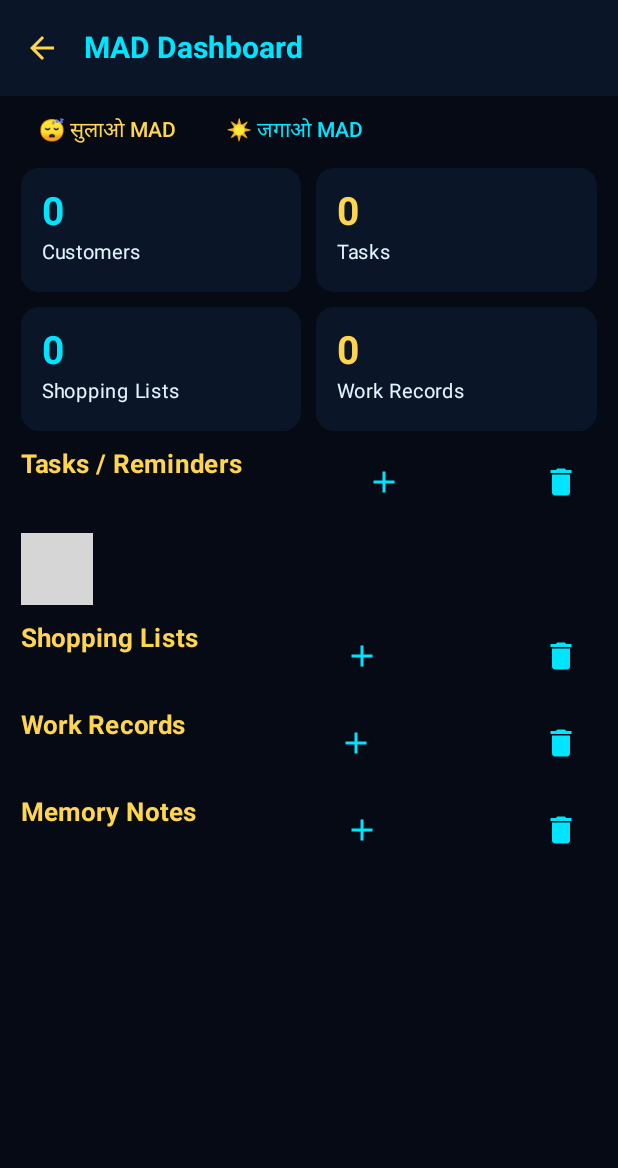
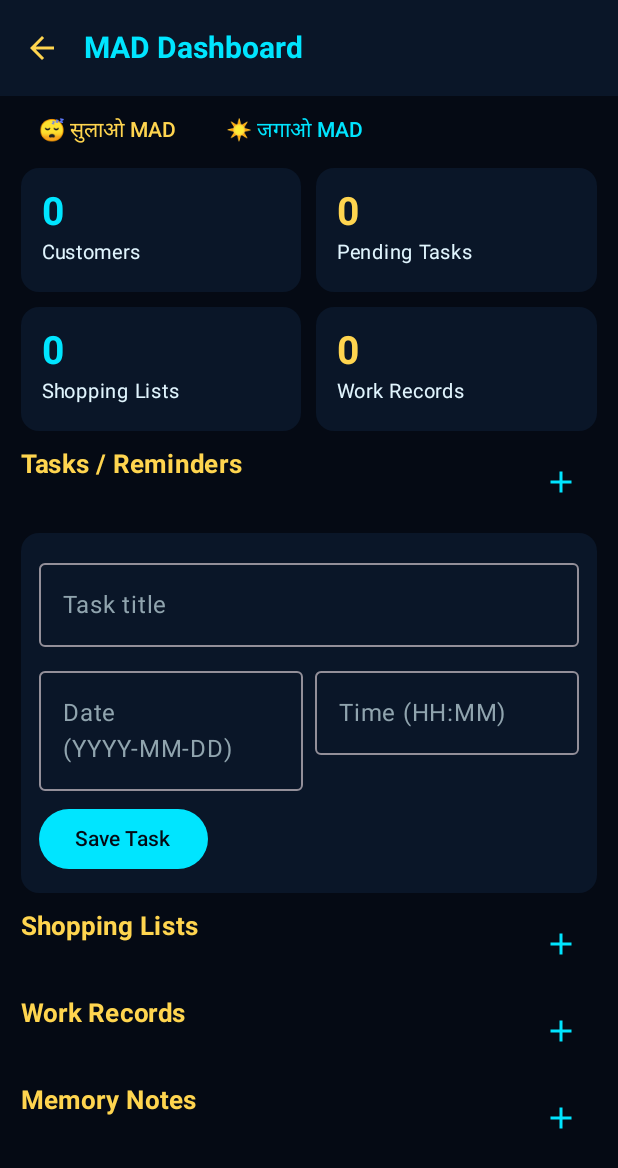
Before and after one commit to sheokandsushil02-lgtm/mad-mind, an Android app built with Jetpack Compose: the composable DashboardScreen shown on its own in the app's theme, after a tap on "Add", on a phone screen of 412 x 824 dp. Shown: the top 1168 px of the screen. Run offline under Robolectric (Android 15) with nearby library versions, the phone set to English and light mode, and no system bars; grey boxes are pictures that could not be loaded.

Commit message:
Fix Dashboard: complete all composables, fix package typo, working add/delete for tasks/lists/notes

```diff
--- a/MAD Assistant/app/src/main/java/com/sushil/madassistant/ui/screens/DashboardScreen.kt
+++ b/MAD Assistant/app/src/main/java/com/sushil/madassistant/ui/screens/DashboardScreen.kt
@@ -1,6 +1,5 @@
 package com.sushil.madassistant.ui.screens
 
-import androidx.compose.foundation.clickable
 import androidx.compose.foundation.layout.Arrangement
 import androidx.compose.foundation.layout.Column
 import androidx.compose.foundation.layout.Row
@@ -10,13 +9,10 @@ import androidx.compose.foundation.layout.fillMaxWidth
 import androidx.compose.foundation.layout.height
 import androidx.compose.foundation.layout.padding
 import androidx.compose.foundation.lazy.LazyColumn
-import androidx.compose.foundation.rememberScrollState
-import androidx.compose.foundation.verticalScroll
 import androidx.compose.material.icons.Icons
 import androidx.compose.material.icons.automirrored.filled.ArrowBack
 import androidx.compose.material.icons.filled.Add
-import androidx.compose.material.icons.filled.Delete
-import androidx.compose.material.icons.filled.Settings
+import androidx.compose.material3.Button
 import androidx.compose.material3.Card
 import androidx.compose.material3.CardDefaults
 import androidx.compose.material3.Checkbox
@@ -42,12 +38,7 @@ import androidx.compose.ui.platform.LocalContext
 import androidx.compose.ui.text.font.FontWeight
 import androidx.compose.ui.unit.dp
 import androidx.compose.ui.unit.sp
-import com.sushil.madassistant.data.db.CustomerEntity
-import com.suchil.madassistant.data.db.MadDatabase
-import com.sushil.madassistant.data.db.MemoryNoteEntity
-import com.sushil.madassistant.data.db.ShoppingListEntity
 import com.sushil.madassistant.data.db.TaskEntity
-import com.sushil.madassistant.data.db.WorkRecordEntity
 import com.sushil.madassistant.service.MadVoiceService
 import com.sushil.madassistant.ui.theme.MadCyan
 import com.sushil.madassistant.ui.theme.MadGold
@@ -68,10 +59,9 @@ fun DashboardScreen(vm: MadViewModel, onBack: () -> Unit) {
     val workRecords by vm.allWorkRecords.collectAsState(initial = emptyList())
     val memoryNotes by vm.allMemoryNotes.collectAsState(initial = emptyList())
 
-    var addCustomerVisible by remember { mutableStateOf(false) }
-    var addTaskVisible by remember { mutableStateOf(false) }
-    var addNoteVisible by remember { mutableStateOf(false) }
-    var addListVisible by remember { mutableStateOf(false) }
+    var showAddTask by remember { mutableStateOf(false) }
+    var showAddNote by remember { mutableStateOf(false) }
+    var showAddList by remember { mutableStateOf(false) }
 
     Scaffold(
         topBar = {
@@ -91,7 +81,6 @@ fun DashboardScreen(vm: MadViewModel, onBack: () -> Unit) {
                 .fillMaxSize()
                 .padding(padding)
         ) {
-            // Status bar: Sleep / Wake
             Row(
                 modifier = Modifier
                     .fillMaxWidth()
@@ -113,14 +102,13 @@ fun DashboardScreen(vm: MadViewModel, onBack: () -> Unit) {
                     .padding(horizontal = 14.dp),
                 verticalArrangement = Arrangement.spacedBy(10.dp)
             ) {
-                // Stats cards
                 item {
                     Row(
                         modifier = Modifier.fillMaxWidth(),
                         horizontalArrangement = Arrangement.spacedBy(10.dp)
                     ) {
                         StatCard("Customers", customers.size.toString(), Modifier.weight(1f), MadCyan)
-                        StatCard("Tasks", tasks.count { !it.isDone }.toString(), Modifier.weight(1f), MadGold)
+                        StatCard("Pending Tasks", tasks.count { !it.isDone }.toString(), Modifier.weight(1f), MadGold)
                     }
                 }
                 item {
@@ -133,37 +121,44 @@ fun DashboardScreen(vm: MadViewModel, onBack: () -> Unit) {
                     }
                 }
 
-                // Tasks section
+                // ---- Tasks ----
                 item {
-                    SectionHeader("Tasks / Reminders", Modifier.fillMaxWidth()) {
-                        addTaskVisible = !addTaskVisible
-                    }
+                    SectionHeader("Tasks / Reminders") { showAddTask = !showAddTask }
                 }
-                if (addTaskVisible) item {
-                    AddTaskForm(vm) { addTaskVisible = }
+                if (showAddTask) item {
+                    AddTaskForm(onAdd = { title, date, time ->
+                        scope.launch { vm.addTask(title, date, time) }
+                        showAddTask = false
+                    })
                 }
                 items(tasks.size) { idx ->
-                    val t = tasks[idx]
-                    TaskRow(vm, t)
+                    TaskRow(
+                        task = tasks[idx],
+                        onToggle = { scope.launch { vm.toggleTask(tasks[idx]) } },
+                        onDelete = { scope.launch { vm.deleteTask(tasks[idx]) } }
+                    )
                 }
 
-                // Shopping lists section
+                // ---- Shopping Lists ----
                 item {
-                    SectionHeader("Shopping Lists", Modifier.fillMaxWidth()) {
-                        addListVisible = !addListVisible
-                    }
+                    SectionHeader("Shopping Lists") { showAddList = !showAddList }
                 }
-                if (addListVisible) item {
-                    AddShoppingListForm(vm) { addListVisible = false }
+                if (showAddList) item {
+                    AddShoppingListForm(onAdd = { shop, item ->
+                        scope.launch { vm.addShoppingItem(shop, item) }
+                        showAddList = false
+                    })
                 }
                 items(shoppingLists.size) { idx ->
-                    ShoppingListRow(vm, shoppingLists[idx])
+                    val list = shoppingLists[idx]
+                    ShoppingListRow(
+                        listName = list.shopName,
+                        onDelete = { scope.launch { vm.deleteShoppingList(list) } }
+                    )
                 }
 
-                // Work records section
-                item {
-                    SectionHeader("Work Records", Modifier.fillMaxWidth()) { }
-                }
+                // ---- Work Records ----
+                item { SectionHeader("Work Records") { } }
                 items(workRecords.size) { idx ->
                     val r = workRecords[idx]
                     Card(
@@ -177,14 +172,15 @@ fun DashboardScreen(vm: MadViewModel, onBack: () -> Unit) {
                     }
                 }
 
-                // Memory notes section
+                // ---- Memory Notes ----
                 item {
-                    SectionHeader("Memory Notes", Modifier.fillMaxWidth()) {
-                        addNoteVisible = !addNoteVisible
-                    }
+                    SectionHeader("Memory Notes") { showAddNote = !showAddNote }
                 }
-                if (addNoteVisible) item {
-                    AddNoteForm(vm) { addNoteVisible = false }
+                if (showAddNote) item {
+                    AddNoteForm(onAdd = { content, permanent ->
+                        scope.launch { vm.addMemoryNote(content, permanent) }
+                        showAddNote = false
+                    })
                 }
                 items(memoryNotes.size) { idx ->
                     val n = memoryNotes[idx]
@@ -195,15 +191,18 @@ fun DashboardScreen(vm: MadViewModel, onBack: () -> Unit) {
                         Row(Modifier.padding(12.dp)) {
                             Text(n.content, color = MadTextPrimary, fontSize = 14.sp, modifier = Modifier.weight(1f))
                             Text(
-                                if (n.isPermanent) "P" else "T",
+                                if (n.isPermanent) "Permanent" else "Temp",
                                 color = if (n.isPermanent) MadGold else MadCyan,
                                 fontSize = 12.sp
                             )
+                            TextButton(onClick = { scope.launch { vm.deleteMemoryNote(n) } }) {
+                                Text("Delete", color = MadCyan, fontSize = 12.sp)
+                            }
                         }
                     }
                 }
 
-                item { Spacer(Modifier.height(20.dp)) }
+                item { Spacer(Modifier.height(24.dp)) }
             }
         }
     }
@@ -223,17 +222,125 @@ fun StatCard(label: String, value: String, modifier: Modifier = Modifier, color:
 }
 
 @Composable
-fun SectionHeader(title: String, modifier: Modifier = Modifier, onAdd: () -> Unit) {
+fun SectionHeader(title: String, onAdd: () -> Unit) {
     Row(
-        modifier = modifier,
+        modifier = Modifier.fillMaxWidth(),
         horizontalArrangement = Arrangement.SpaceBetween
     ) {
         Text(title, color = MadGold, fontSize = 17.sp, fontWeight = FontWeight.Bold)
         IconButton(onClick = onAdd) {
             Icon(Icons.Default.Add, "Add", tint = MadCyan)
         }
-        IconButton(onClick = onAdd) {
-            Icon(Icons.Default.Delete, "Del", tint = MadCyan)
+    }
+}
+
+@Composable
+fun AddTaskForm(onAdd: (String, String, String) -> Unit) {
+    var title by remember { mutableStateOf("") }
+    var date by remember { mutableStateOf("") }
+    var time by remember { mutableStateOf("") }
+    Card(
+        colors = CardDefaults.cardColors(containerColor = MadSurface),
+        modifier = Modifier.fillMaxWidth()
+    ) {
+        Column(Modifier.padding(12.dp), verticalArrangement = Arrangement.spacedBy(8.dp)) {
+            OutlinedTextField(
+                value = title, onValueChange = { title = it },
+                label = { Text("Task title") }, modifier = Modifier.fillMaxWidth()
+            )
+            Row(horizontalArrangement = Arrangement.spacedBy(8.dp)) {
+                OutlinedTextField(
+                    value = date, onValueChange = { date = it },
+                    label = { Text("Date (YYYY-MM-DD)") }, modifier = Modifier.weight(1f)
+                )
+                OutlinedTextField(
+                    value = time, onValueChange = { time = it },
+                    label = { Text("Time (HH:MM)") }, modifier = Modifier.weight(1f)
+                )
+            }
+            Button(onClick = { if (title.isNotBlank()) onAdd(title.trim(), date.trim(), time.trim()) }) {
+                Text("Save Task")
+            }
         }
     }
 }
+
+@Composable
+fun TaskRow(task: TaskEntity, onToggle: () -> Unit, onDelete: () -> Unit) {
+    Card(
+        colors = CardDefaults.cardColors(containerColor = MadSurface),
+        modifier = Modifier.fillMaxWidth()
+    ) {
+        Row(Modifier.padding(10.dp), verticalAlignment = androidx.compose.ui.Alignment.CenterVertically) {
+            Checkbox(checked = task.isDone, onCheckedChange = { onToggle() })
+            Column(Modifier.weight(1f)) {
+                Text(task.title, color = MadTextPrimary, fontSize = 15.sp)
+                if (task.date.isNotBlank()) {
+                    Text("${task.date} ${task.time}", color = MadCyan, fontSize = 12.sp)
+                }
+            }
+            TextButton(onClick = onDelete) { Text("Delete", color = MadGold, fontSize = 12.sp) }
+        }
+    }
+}
+
+@Composable
+fun AddShoppingListForm(onAdd: (String, String) -> Unit) {
+    var shop by remember { mutableStateOf("") }
+    var item by remember { mutableStateOf("") }
+    Card(
+        colors = CardDefaults.cardColors(containerColor = MadSurface),
+        modifier = Modifier.fillMaxWidth()
+    ) {
+        Column(Modifier.padding(12.dp), verticalArrangement = Arrangement.spacedBy(8.dp)) {
+            OutlinedTextField(
+                value = shop, onValueChange = { shop = it },
+                label = { Text("Shop name") }, modifier = Modifier.fillMaxWidth()
+            )
+            OutlinedTextField(
+                value = item, onValueChange = { item = it },
+                label = { Text("Item") }, modifier = Modifier.fillMaxWidth()
+            )
+            Button(onClick = {
+                if (shop.isNotBlank() && item.isNotBlank()) onAdd(shop.trim(), item.trim())
+            }) { Text("Add to Shopping List") }
+        }
+    }
+}
+
+@Composable
+fun ShoppingListRow(listName: String, onDelete: () -> Unit) {
+    Card(
+        colors = CardDefaults.cardColors(containerColor = MadSurface),
+        modifier = Modifier.fillMaxWidth()
+    ) {
+        Row(Modifier.padding(12.dp), verticalAlignment = androidx.compose.ui.Alignment.CenterVertically) {
+            Text(listName, color = MadTextPrimary, fontSize = 15.sp, modifier = Modifier.weight(1f))
+            TextButton(onClick = onDelete) { Text("Delete", color = MadGold, fontSize = 12.sp) }
+        }
+    }
+}
+
+@Composable
+fun AddNoteForm(onAdd: (String, Boolean) -> Unit) {
+    var content by remember { mutableStateOf("") }
+    var permanent by remember { mutableStateOf(false) }
+    Card(
+        colors = CardDefaults.cardColors(containerColor = MadSurface),
+        modifier = Modifier.fillMaxWidth()
+    ) {
+        Column(Modifier.padding(12.dp), verticalArrangement = Arrangement.spacedBy(8.dp)) {
+            OutlinedTextField(
+                value = content, onValueChange = { content = it },
+                label = { Text("Note (memory)") }, modifier = Modifier.fillMaxWidth()
+            )
+            Row(verticalAlignment = androidx.compose.ui.Alignment.CenterVertically) {
+                Checkbox(checked = permanent, onCheckedChange = { permanent = it })
+                Text("Permanent", color = MadTextPrimary, fontSize = 13.sp)
+            }
+            Button(onClick = { if (content.isNotBlank()) onAdd(content.trim(), permanent) }) {
+                Text("Save Note")
+            }
+        }
+    }
+}
```
